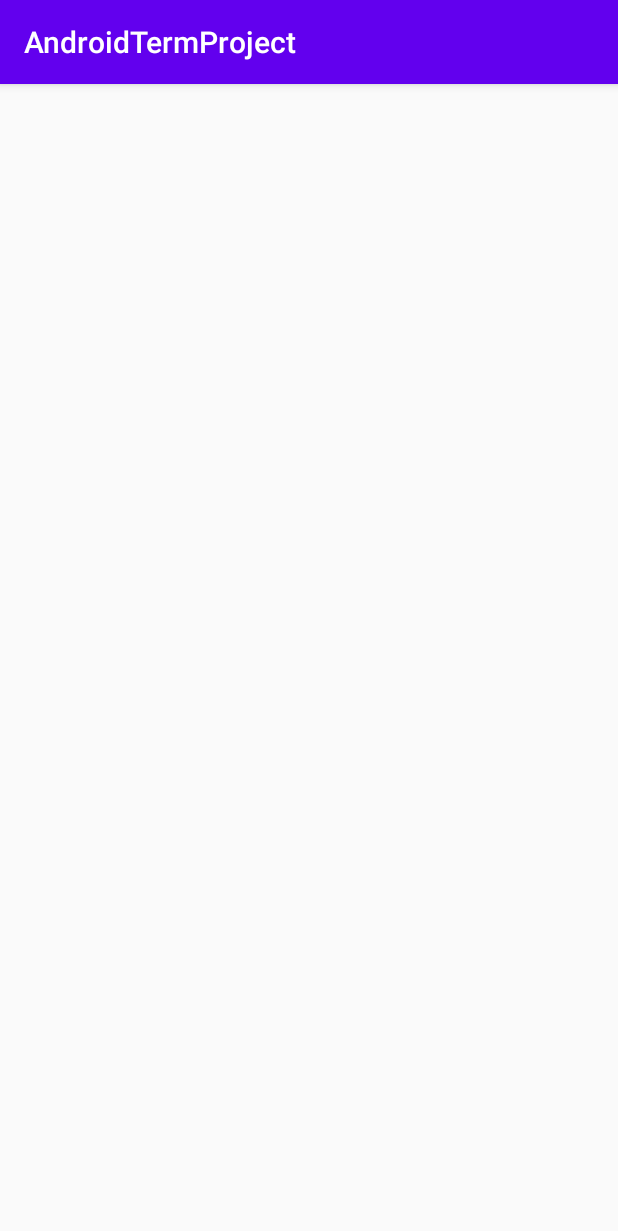
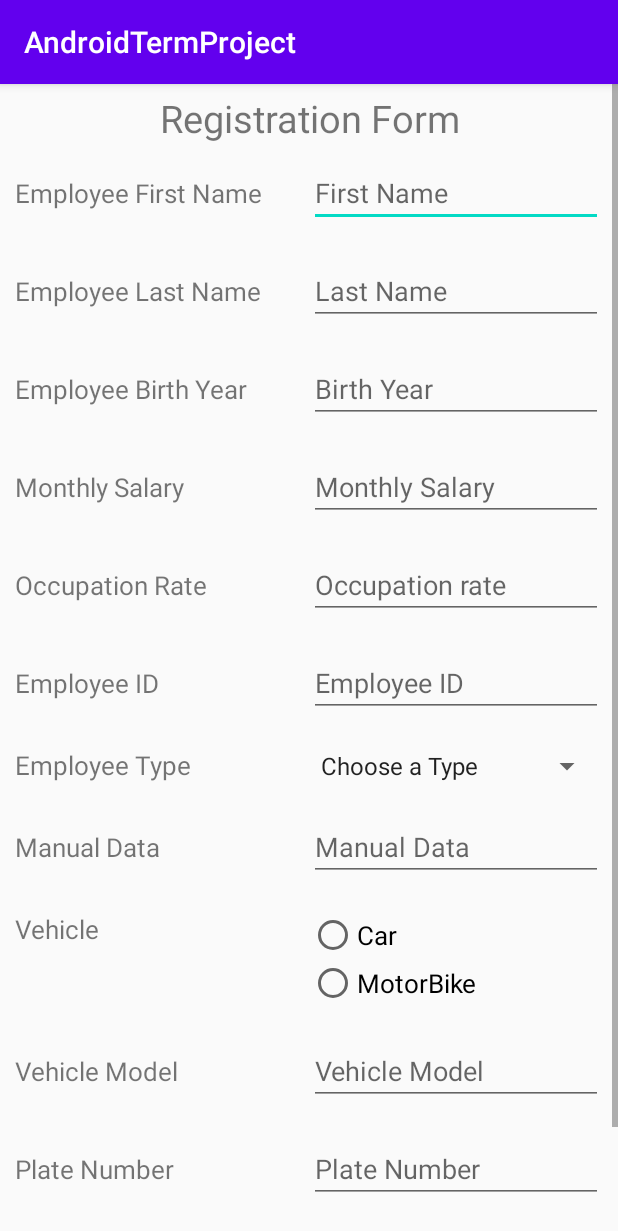
Before and after one commit to codey-singh/androidTermProject, an Android app: the RegistrationForm screen opened directly, with no data from a screen before it, on a phone screen of 412 x 824 dp. Shown: the top 1231 px of the screen. Run offline under Robolectric (Android 15) with nearby library versions, the phone set to English and light mode, and no system bars.

Commit message:
Commit after clearing half warnings as on 1-4-20120

```diff
--- /dev/null
+++ b/app/src/main/res/layout/activity_registration_form.xml
@@ -0,0 +1,340 @@
+<?xml version="1.0" encoding="utf-8"?>
+<ScrollView xmlns:android="http://schemas.android.com/apk/res/android"
+    xmlns:tools="http://schemas.android.com/tools"
+    android:layout_width="match_parent"
+    android:layout_height="match_parent"
+    android:orientation="vertical"
+    tools:context=".RegistrationForm">
+    <LinearLayout
+        android:layout_width="match_parent"
+        android:layout_height="wrap_content"
+        android:orientation="vertical"
+        >
+        <LinearLayout
+            android:layout_width="match_parent"
+            android:layout_height="wrap_content">
+
+            <TextView
+                android:layout_width="match_parent"
+                android:layout_height="wrap_content"
+                android:id="@+id/RegistrationForm"
+                android:textAlignment="center"
+                android:layout_marginTop="5dp"
+                android:textSize="25sp"
+                android:text="@string/registration_form"/>
+        </LinearLayout>
+
+        <LinearLayout
+            android:layout_width="match_parent"
+            android:layout_height="wrap_content"
+            android:orientation="horizontal"
+            android:layout_margin="10dp">
+
+            <TextView
+                android:layout_width="0dp"
+                android:layout_height="wrap_content"
+                android:id="@+id/EmpFName"
+                android:textSize="17sp"
+                android:text="@string/employee_first_name"
+                android:layout_weight="1"
+                />
+            <EditText
+                android:layout_width="0dp"
+                android:layout_height="wrap_content"
+                android:id="@+id/FirstName"
+                android:hint="@string/first_name"
+                android:layout_weight="1"
+                android:inputType="text"/>
+
+        </LinearLayout>
+
+        <LinearLayout
+            android:layout_width="match_parent"
+            android:layout_height="wrap_content"
+            android:orientation="horizontal"
+            android:layout_margin="10dp">
+
+            <TextView
+                android:layout_width="0dp"
+                android:layout_height="wrap_content"
+                android:id="@+id/EmpLName"
+                android:textSize="17sp"
+                android:text="@string/employee_last_name"
+                android:layout_weight="1"
+                />
+            <EditText
+                android:layout_width="0dp"
+                android:layout_height="wrap_content"
+                android:id="@+id/LastName"
+                android:hint="@string/last_name"
+                android:layout_weight="1"
+                android:inputType="text"/>
+
+        </LinearLayout>
+
+        <LinearLayout
+            android:layout_width="match_parent"
+            android:layout_height="wrap_content"
+            android:orientation="horizontal"
+            android:layout_margin="10dp">
+
+            <TextView
+                android:layout_width="0dp"
+                android:layout_height="wrap_content"
+                android:id="@+id/EmpBirthYear"
+                android:textSize="17sp"
+                android:text="Employee Birth Year"
+                android:layout_weight="1"
+                />
+            <EditText
+                android:layout_width="0dp"
+                android:layout_height="wrap_content"
+                android:id="@+id/birth_year"
+                android:hint="@string/birth_year"
+                android:layout_weight="1"
+                android:inputType="date"/>
+
+        </LinearLayout>
+
+        <LinearLayout
+            android:layout_width="match_parent"
+            android:layout_height="wrap_content"
+            android:orientation="horizontal"
+            android:layout_margin="10dp">
+
+            <TextView
+                android:layout_width="0dp"
+                android:layout_height="wrap_content"
+                android:id="@+id/EmpMonthlySalary"
+                android:textSize="17sp"
+                android:text="@string/monthly_salary"
+                android:layout_weight="1"/>
+            <EditText
+                android:layout_width="0dp"
+                android:layout_height="wrap_content"
+                android:id="@+id/monthlySalary"
+                android:hint="@string/monthly_salary"
+                android:layout_weight="1"
+                android:inputType="number"/>
+
+        </LinearLayout>
+
+        <LinearLayout
+            android:layout_width="match_parent"
+            android:layout_height="wrap_content"
+            android:orientation="horizontal"
+            android:layout_margin="10dp">
+
+            <TextView
+                android:layout_width="0dp"
+                android:layout_height="wrap_content"
+                android:id="@+id/EmpOccupationRate"
+                android:textSize="17sp"
+                android:text="@string/occupation_rate"
+                android:layout_weight="1"
+                />
+            <EditText
+                android:layout_width="0dp"
+                android:layout_height="wrap_content"
+                android:id="@+id/OccupationRate"
+                android:hint="Occupation rate"
+                android:layout_weight="1"
+                android:inputType="number"/>
+
+        </LinearLayout>
+
+        <LinearLayout
+            android:layout_width="match_parent"
+            android:layout_height="wrap_content"
+            android:orientation="horizontal"
+            android:layout_margin="10dp">
+
+            <TextView
+                android:layout_width="0dp"
+                android:layout_height="wrap_content"
+                android:id="@+id/EmpEmployeeID"
+                android:textSize="17sp"
+                android:text="@string/employee_id"
+                android:layout_weight="1"
+                />
+            <EditText
+                android:layout_width="0dp"
+                android:layout_height="wrap_content"
+                android:id="@+id/EmployeeID"
+                android:hint="@string/employee_id"
+                android:layout_weight="1"
+                android:inputType="text"/>
+
+        </LinearLayout>
+        <LinearLayout
+            android:layout_width="match_parent"
+            android:layout_height="wrap_content"
+            android:orientation="horizontal"
+            android:layout_margin="10dp">
+
+            <TextView
+                android:layout_width="0dp"
+                android:layout_height="wrap_content"
+                android:id="@+id/EmpType"
+                android:textSize="17sp"
+                android:text="@string/employee_type"
+                android:layout_weight="1"
+                />
+            <Spinner
+                android:id="@+id/EmpTypeSpinner"
+                android:layout_width="0dp"
+                android:layout_height="wrap_content"
+                android:entries="@array/EmployeeType"
+                android:scrollbarSize="10dp"
+                android:layout_weight="1"
+                />
+
+        </LinearLayout>
+
+        <LinearLayout
+            android:layout_width="match_parent"
+            android:layout_height="wrap_content"
+            android:orientation="horizontal"
+            android:layout_margin="10dp">
+
+            <TextView
+                android:layout_width="0dp"
+                android:layout_height="wrap_content"
+                android:id="@+id/EmpManual_Data"
+                android:textSize="17sp"
+                android:text="@string/manual_data"
+                android:layout_weight="1"/>
+            <EditText
+                android:layout_width="0dp"
+                android:layout_height="wrap_content"
+                android:id="@+id/Manual_Data"
+                android:hint="@string/manual_data"
+                android:layout_weight="1"
+                android:inputType="text"/>
+
+        </LinearLayout>
+
+        <LinearLayout
+            android:layout_width="match_parent"
+            android:layout_height="wrap_content"
+            android:orientation="horizontal"
+            android:layout_margin="10dp">
+
+            <TextView
+                android:layout_width="0dp"
+                android:layout_height="wrap_content"
+                android:id="@+id/EmpVehicle"
+                android:textSize="17sp"
+                android:text="@string/vehicle"
+                android:layout_weight="1"
+                android:inputType="text"/>
+            <RadioGroup
+                android:layout_width="0dp"
+                android:layout_height="wrap_content"
+                android:orientation="vertical"
+                android:layout_weight="1">
+
+                <RadioButton
+                    android:layout_width="wrap_content"
+                    android:layout_height="0dp"
+                    android:id="@+id/EmpCar"
+                    android:text="@string/car"
+                    android:textSize="17sp"
+                    android:layout_weight="1"/>
+                <RadioButton
+                    android:layout_width="wrap_content"
+                    android:layout_height="0dp"
+                    android:id="@+id/EmpMotorBike"
+                    android:layout_weight="1"
+                    android:textSize="17sp"
+                    android:text="@string/motorbike"/>
+
+            </RadioGroup>
+        </LinearLayout>
+
+        <LinearLayout
+            android:layout_width="match_parent"
+            android:layout_height="wrap_content"
+            android:orientation="horizontal"
+            android:layout_margin="10dp">
+
+            <TextView
+                android:layout_width="0dp"
+                android:layout_height="wrap_content"
+                android:id="@+id/EmpVModel"
+                android:textSize="17sp"
+                android:text="@string/vehicle_model"
+                android:layout_weight="1"/>
+            <EditText
+                android:layout_width="0dp"
+                android:layout_height="wrap_content"
+                android:id="@+id/VehicleModel"
+                android:hint="@string/vehicle_model"
+                android:layout_weight="1"
+                android:inputType="text"/>
+
+        </LinearLayout>
+
+        <LinearLayout
+            android:layout_width="match_parent"
+            android:layout_height="wrap_content"
+            android:orientation="horizontal"
+            android:layout_margin="10dp">
+
+            <TextView
+                android:layout_width="0dp"
+                android:layout_height="wrap_content"
+                android:id="@+id/EmpPlateNumber"
+                android:textSize="17sp"
+                android:text="@string/plate_number"
+                android:layout_weight="1"/>
+            <EditText
+                android:layout_width="0dp"
+                android:layout_height="wrap_content"
+                android:id="@+id/PlateNumber"
+                android:hint="@string/plate_number"
+                android:layout_weight="1"
+                android:inputType="text"/>
+
+        </LinearLayout>
+
+        <LinearLayout
+            android:layout_width="match_parent"
+            android:layout_height="wrap_content"
+            android:orientation="horizontal"
+            android:layout_margin="10dp">
+
+            <TextView
+                android:layout_width="0dp"
+                android:layout_height="wrap_content"
+                android:id="@+id/VColor"
+                android:textSize="17sp"
+                android:text="@string/vehicle_color"
+                android:layout_weight="1"/>
+            <Spinner
+                android:id="@+id/VColorSpinner"
+                android:layout_width="0dp"
+                android:layout_height="wrap_content"
+                android:entries="@array/color"
+                android:scrollbarSize="10dp"
+                android:layout_weight="1"/>
+
+        </LinearLayout>
+
+        <LinearLayout
+            android:layout_width="match_parent"
+            android:layout_height="wrap_content">
+
+            <Button
+                android:layout_width="0dp"
+                android:layout_height="wrap_content"
+                android:id="@+id/EmpRegister"
+                android:layout_weight="1"
+                android:text="Register"
+                android:textSize="17sp"
+                android:textAlignment="center"/>
+        </LinearLayout>
+
+    </LinearLayout>
+
+</ScrollView>
--- a/app/src/main/res/values/strings.xml
+++ b/app/src/main/res/values/strings.xml
@@ -18,6 +18,8 @@
     <string name="occupation_rate">Occupation Rate</string>
     <string name="vehicle_model">Vehicle Model</string>
     <string name="employee_last_name">Employee Last Name</string>
+    <string name="employee_id">Employee ID</string>
+    <string name="last_name">Last Name</string>
 
 
     <string-array name="EmployeeType">
```
